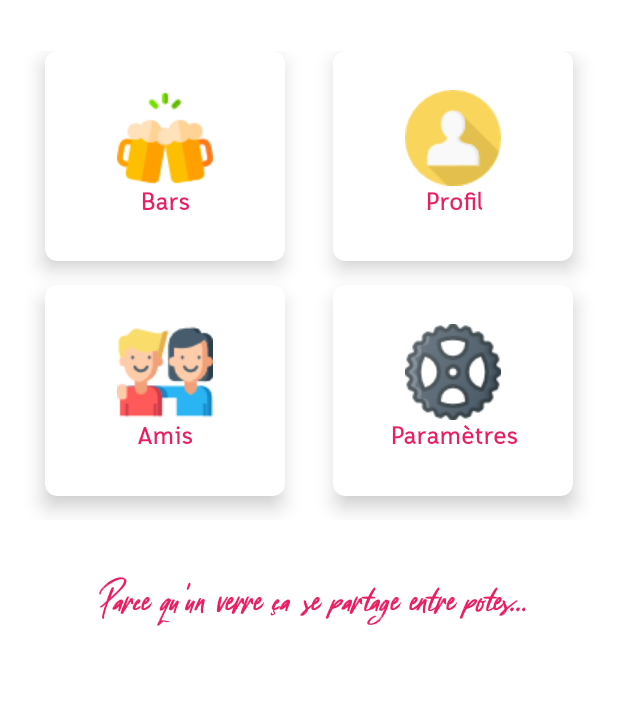
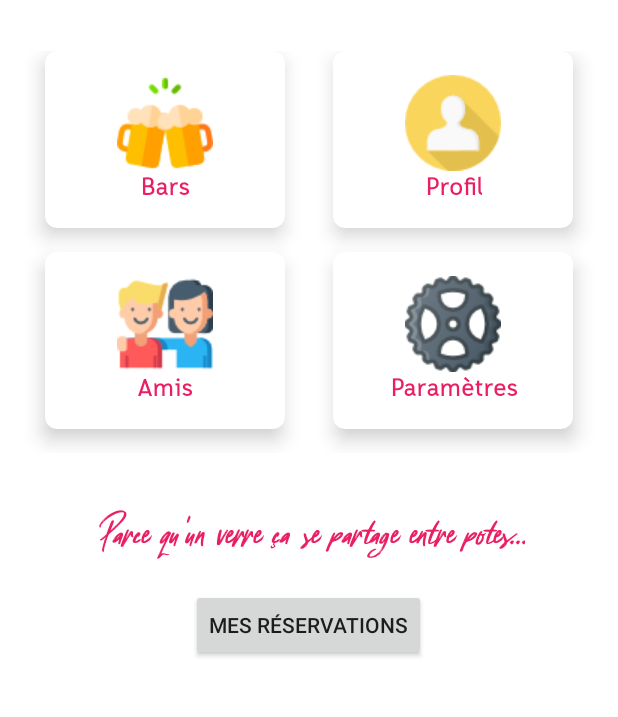
Before and after one commit to onesime98/MeetNdrink, an Android app: the screen it shows after launch (MainActivity), on a phone screen of 412 x 824 dp, the part 384-1101 px from its top. Run offline under Robolectric (Android 15) with nearby library versions, the phone set to English and light mode, and no system bars; 2 statements that could not run were skipped.

```diff
--- a/app/src/main/java/fr/point/meetndrink/MainActivity.java
+++ b/app/src/main/java/fr/point/meetndrink/MainActivity.java
@@ -1,5 +1,7 @@
 package fr.point.meetndrink;
 
+import android.annotation.SuppressLint;
+import android.content.Intent;
 import android.os.Bundle;
 import android.view.View;
 import android.widget.ImageView;
@@ -7,8 +9,9 @@ import android.widget.ImageView;
 import androidx.appcompat.app.AppCompatActivity;
 
 public class MainActivity extends AppCompatActivity {
-    ImageView bars, profil, amis, parametres;
+    ImageView bars, profil, amis, parametres, reser;
 
+    @SuppressLint("WrongViewCast")
     @Override
     protected void onCreate(Bundle savedInstanceState) {
         super.onCreate(savedInstanceState);
@@ -17,11 +20,22 @@ public class MainActivity extends AppCompatActivity {
         profil = findViewById(R.id.imageview_profil);
         amis = findViewById(R.id.imageview_friends);
         parametres = findViewById(R.id.imageview_settings);
+        reser = findViewById(R.id.reser);
 
         //Action du clic sur le bouton bar à écrire
         bars.setOnClickListener(new View.OnClickListener() {
             @Override
             public void onClick(View view) {
+
+            }
+        });
+
+        //Action du clic sur le bouton  à écrire
+        reser.setOnClickListener(new View.OnClickListener() {
+            @Override
+            public void onClick(View view) {
+                Intent i = new Intent(MainActivity.this, Reservation.class);
+                startActivity(i);
 
             }
         });
--- a/app/src/main/res/layout/activity_main.xml
+++ b/app/src/main/res/layout/activity_main.xml
@@ -204,5 +204,13 @@
         android:textSize="30sp"
         android:textStyle="italic" />
 
+    <Button
+        android:id="@+id/reser"
+        android:layout_marginTop="15dp"
+        android:layout_gravity="center"
+        android:layout_width="wrap_content"
+        android:layout_height="wrap_content"
+        android:text="Mes réservations" />
+
 
 </LinearLayout>
```
